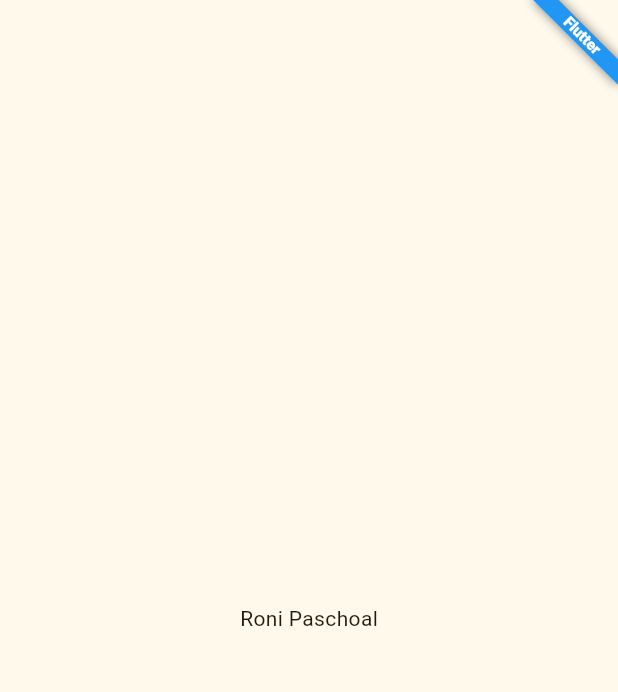
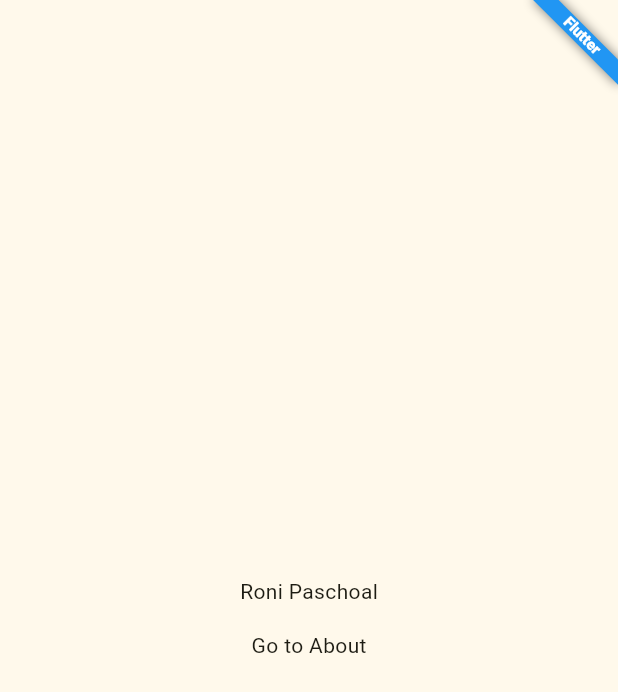
Before and after one commit to ronipaschoal/flutter_routes, a Flutter app: the screen it shows after launch, on a phone screen of 412 x 824 dp. Shown: the top 692 px of the screen. Run offline on Flutter 3.47's test engine with Material 2 defaults, Android fonts, the phone set to English and light mode, and no system bars; our stand-ins replace go_router.

Commit message:
feature(routes): added routing

```diff
--- /dev/null
+++ b/lib/config/navigate.dart
@@ -0,0 +1,18 @@
+import 'package:flutter/material.dart';
+import 'package:go_router/go_router.dart';
+
+class RpNavigate {
+  RpNavigate._();
+
+  static void to(
+    BuildContext context,
+    String route, [
+    String queryParameters = '',
+  ]) {
+    context.push('$route$queryParameters');
+  }
+
+  static void close(BuildContext context, [dynamic result]) {
+    context.pop(result);
+  }
+}
--- /dev/null
+++ b/lib/config/routes.dart
@@ -0,0 +1,42 @@
+import 'package:flutter/material.dart';
+import 'package:go_router/go_router.dart';
+import 'package:roni_site_2_0/pages/about/about_screen.dart';
+import 'package:roni_site_2_0/pages/home/home_screen.dart';
+import 'package:roni_site_2_0/ui/scaffold.dart';
+
+class RpRoutes {
+  RpRoutes._();
+
+  static const String home = '/';
+  static const String about = '/about';
+
+  static CustomTransitionPage _customTransitionPage(Widget page) {
+    return CustomTransitionPage(
+      child: page,
+      transitionsBuilder: (_, animation, __, child) {
+        return SlideTransition(
+          position: animation.drive(
+            Tween(
+              begin: const Offset(1.5, 0),
+              end: Offset.zero,
+            ),
+          ),
+          child: RpScaffold(child: child),
+        );
+      },
+    );
+  }
+
+  static final GoRouter router = GoRouter(
+    routes: <RouteBase>[
+      GoRoute(
+        path: home,
+        pageBuilder: (_, __) => _customTransitionPage(const HomeScreen()),
+      ),
+      GoRoute(
+        path: about,
+        pageBuilder: (_, __) => _customTransitionPage(const AboutScreen()),
+      ),
+    ],
+  );
+}
--- a/lib/main.dart
+++ b/lib/main.dart
@@ -1,6 +1,5 @@
 import 'package:flutter/material.dart';
-import 'package:roni_site_2_0/pages/home/home_screen.dart';
-import 'package:roni_site_2_0/ui/flutter_banner.dart';
+import 'package:roni_site_2_0/config/routes.dart';
 
 void main() {
   runApp(const MyApp());
@@ -9,24 +8,21 @@ void main() {
 class MyApp extends StatelessWidget {
   const MyApp({super.key});
 
+  static const String _title = 'Site Roni Paschoal';
+  static const Color _brandColor = Colors.yellow;
+
   Widget get _body {
-    return MaterialApp(
-      title: 'Site Roni Paschoal',
+    return MaterialApp.router(
+      title: _title,
       debugShowCheckedModeBanner: false,
+      routerConfig: RpRoutes.router,
       theme: ThemeData(
-        colorScheme: ColorScheme.fromSeed(seedColor: Colors.yellow),
+        colorScheme: ColorScheme.fromSeed(seedColor: _brandColor),
         useMaterial3: true,
-      ),
-      home: const Scaffold(
-        extendBody: true,
-        extendBodyBehindAppBar: true,
-        body: FlutterBanner(child: HomeScreen()),
       ),
     );
   }
 
   @override
-  Widget build(BuildContext context) {
-    return _body;
-  }
+  Widget build(BuildContext context) => _body;
 }
--- /dev/null
+++ b/lib/pages/about/about_screen.dart
@@ -0,0 +1,26 @@
+import 'package:flutter/material.dart';
+import 'package:roni_site_2_0/config/navigate.dart';
+
+class AboutScreen extends StatelessWidget {
+  const AboutScreen({super.key});
+
+  Widget _body(BuildContext context) {
+    return Container(
+      color: Colors.black12,
+      child: Column(
+        mainAxisAlignment: MainAxisAlignment.center,
+        children: [
+          const Text('About Roni Paschoal'),
+          const SizedBox(height: 16.0),
+          InkWell(
+            child: const Text('Close'),
+            onTap: () => RpNavigate.close(context),
+          ),
+        ],
+      ),
+    );
+  }
+
+  @override
+  Widget build(BuildContext context) => _body(context);
+}
--- a/lib/pages/home/home_screen.dart
+++ b/lib/pages/home/home_screen.dart
@@ -1,14 +1,24 @@
 import 'package:flutter/material.dart';
+import 'package:roni_site_2_0/config/navigate.dart';
+import 'package:roni_site_2_0/config/routes.dart';
 
 class HomeScreen extends StatelessWidget {
   const HomeScreen({super.key});
 
-  Widget get _body {
-    return const Center(child: Text('Roni Paschoal'));
+  Widget _body(BuildContext context) {
+    return Column(
+      mainAxisAlignment: MainAxisAlignment.center,
+      children: [
+        const Text('Roni Paschoal'),
+        const SizedBox(height: 16.0),
+        InkWell(
+          child: const Text('Go to About'),
+          onTap: () => RpNavigate.to(context, RpRoutes.about),
+        ),
+      ],
+    );
   }
 
   @override
-  Widget build(BuildContext context) {
-    return _body;
-  }
+  Widget build(BuildContext context) => _body(context);
 }
--- a/lib/ui/flutter_banner.dart
+++ b/lib/ui/flutter_banner.dart
@@ -1,23 +1,25 @@
 import 'package:flutter/material.dart';
 
-class FlutterBanner extends StatelessWidget {
+class RpFlutterBanner extends StatelessWidget {
   final Widget child;
-  const FlutterBanner({
+
+  const RpFlutterBanner({
     super.key,
     required this.child,
   });
 
+  static const String _message = 'Flutter';
+  static const Color _bannerColor = Colors.blue;
+
   Widget get _body {
     return Banner(
-      message: 'Flutter',
       location: BannerLocation.topEnd,
-      color: Colors.blue,
+      message: _message,
+      color: _bannerColor,
       child: child,
     );
   }
 
   @override
-  Widget build(BuildContext context) {
-    return _body;
-  }
+  Widget build(BuildContext context) => _body;
 }
--- /dev/null
+++ b/lib/ui/scaffold.dart
@@ -0,0 +1,24 @@
+import 'package:flutter/material.dart';
+import 'package:roni_site_2_0/ui/flutter_banner.dart';
+
+class RpScaffold extends StatelessWidget {
+  final Widget child;
+
+  const RpScaffold({
+    super.key,
+    required this.child,
+  });
+
+  @override
+  Widget build(BuildContext context) {
+    return Scaffold(
+      extendBody: true,
+      extendBodyBehindAppBar: true,
+      body: SizedBox(
+        height: MediaQuery.sizeOf(context).height,
+        width: MediaQuery.sizeOf(context).width,
+        child: RpFlutterBanner(child: child),
+      ),
+    );
+  }
+}
--- a/pubspec.yaml
+++ b/pubspec.yaml
@@ -9,6 +9,7 @@ environment:
 dependencies:
   flutter:
     sdk: flutter
+  go_router: ^7.0.1
 
 dev_dependencies:
   flutter_test:
```
Also changed, not shown: pubspec.lock.
